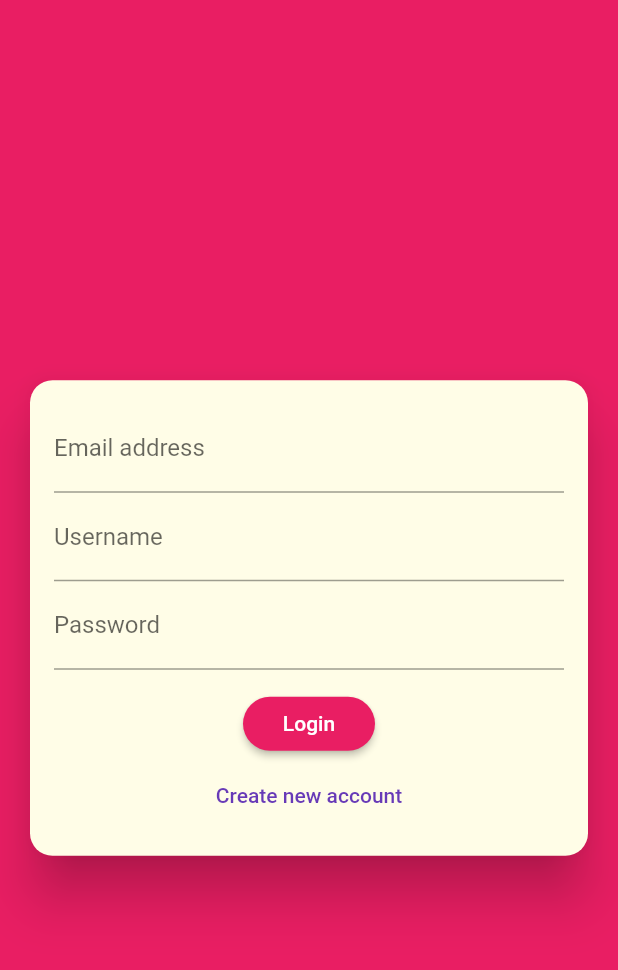
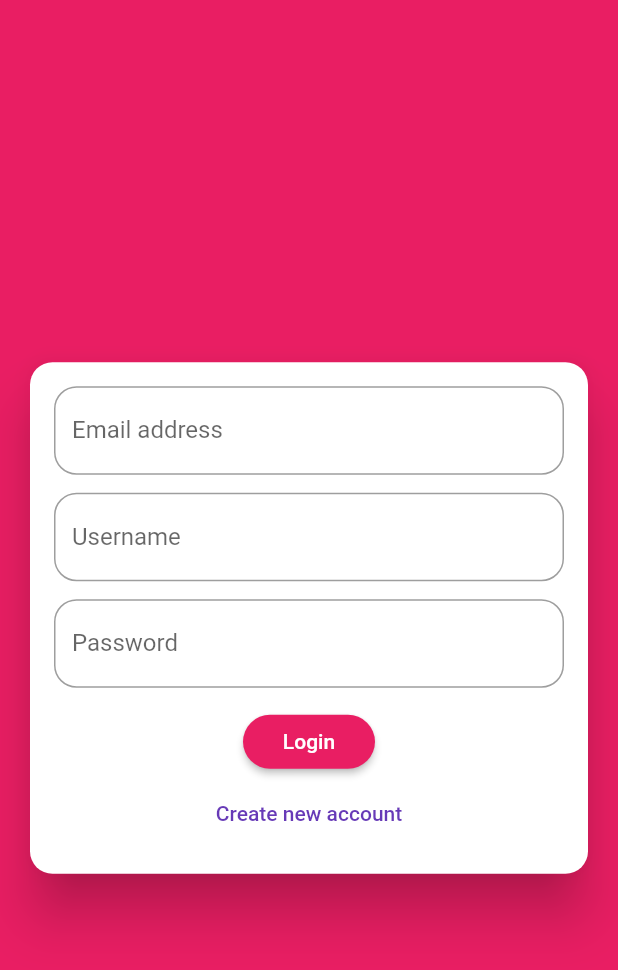
Before and after one commit to catalinvunvulea/ChatApp, a Flutter app: the screen it shows after launch, on a phone screen of 412 x 824 dp. Shown: the top 970 px of the screen. Run offline on Flutter 3.47's test engine with Material 2 defaults, Android fonts, the phone set to English and light mode, and no system bars; our stand-ins replace cloud_firestore; accounts and stored records are empty.

Commit message:
add borderRadius to TextFormField

```diff
--- a/lib/widgets/auth/auth_form.dart
+++ b/lib/widgets/auth/auth_form.dart
@@ -16,29 +16,56 @@ class _AuthFormState extends State<AuthForm> {
         shape: RoundedRectangleBorder(
           borderRadius: BorderRadius.circular(15),
         ),
-        margin: EdgeInsets.all(20),
-        color: Colors.yellow[50],
+        margin: const EdgeInsets.all(20),
+        color: Colors.white,
         child: SingleChildScrollView(
             child: Padding(
-          padding: EdgeInsets.all(16),
+          padding: const EdgeInsets.all(16),
           child: Form(
             child: Column(
               mainAxisSize: MainAxisSize.min,
               children: <Widget>[
                 TextFormField(
                   keyboardType: TextInputType.emailAddress,
-                  decoration: InputDecoration(labelText: 'Email address'),
+                  decoration: const InputDecoration(
+                    labelText: 'Email address',
+                    border: OutlineInputBorder(
+                      borderRadius: BorderRadius.all(
+                        Radius.circular(15),
+                      ),
+                    ),
+                  ),
+                ),
+                SizedBox(
+                  height: 12,
                 ),
                 TextFormField(
-                  decoration: InputDecoration(labelText: 'Username'),
+                  decoration: const InputDecoration(
+                    labelText: 'Username',
+                    border: OutlineInputBorder(
+                      borderRadius: BorderRadius.all(
+                        Radius.circular(15),
+                      ),
+                    ),
+                  ),
+                ),
+                SizedBox(
+                  height: 12,
                 ),
                 TextFormField(
-                  decoration: InputDecoration(labelText: 'Password'),
-                  obscureText: true,
+                  decoration: const InputDecoration(
+                    labelText: 'Password',
+                    border: OutlineInputBorder(
+                      borderRadius: BorderRadius.all(
+                        Radius.circular(15),
+                      ),
+                    ),
+                  ),
+                  obscureText: true, //hide the inputText -as password
                 ),
                 SizedBox(height: 12),
                 RaisedButton(
-                  child: Text('Login'),
+                  child: const Text('Login'),
                   onPressed: () {},
                 ),
                 FlatButton(
```
